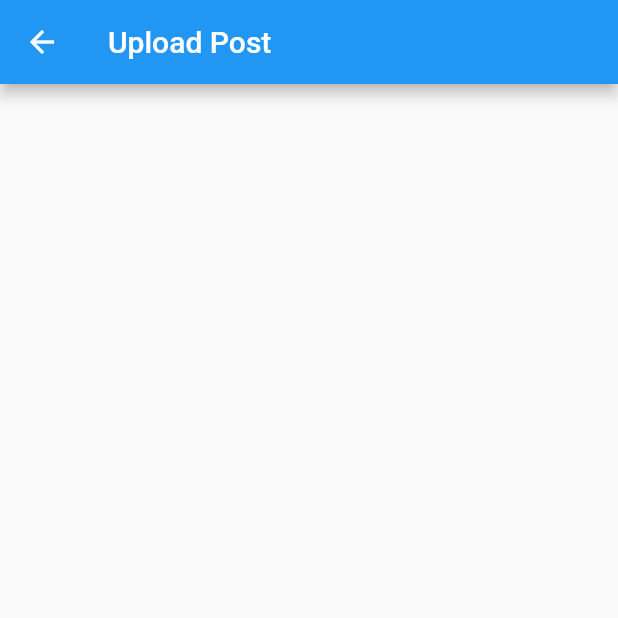
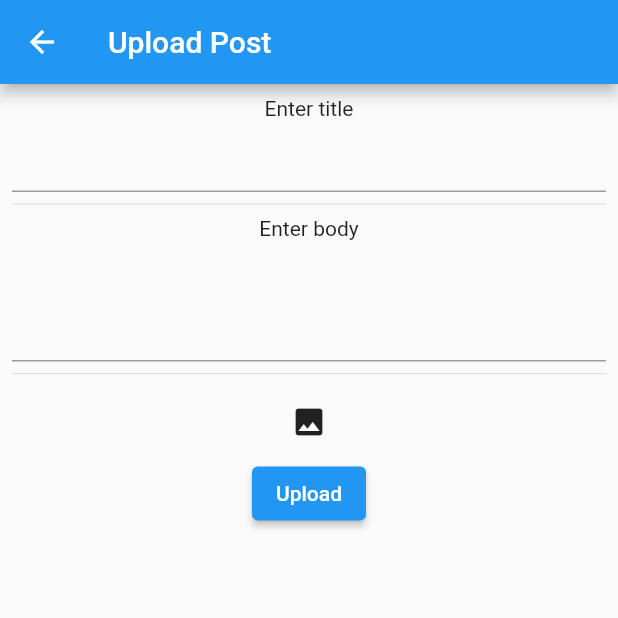
Before and after one commit to rubywai/Flutter-Blog-Example, a Flutter app: the UploadScreen screen opened directly, on a phone screen of 412 x 824 dp, the top half of it. Run offline on Flutter 3.47's test engine with Material 2 defaults, Android fonts, the phone set to English and light mode, and no system bars; our stand-ins replace dio, get, image_picker, shimmer; network calls fail.

Commit message:
upload done

```diff
--- a/lib/controller/post_list_controller.dart
+++ b/lib/controller/post_list_controller.dart
@@ -20,6 +20,7 @@ class PostListController extends GetxController{
        postListState.value = PostListSuccess(postLists);
      })
      .catchError((e){
+       print(e.toString());
        postListState.value = PostListError();
      });
   }
--- /dev/null
+++ b/lib/controller/upload_controller.dart
@@ -0,0 +1,27 @@
+import 'package:flutter_rest_api_blog/data/api_service/post_api_service.dart';
+import 'package:flutter_rest_api_blog/data/model/upload_response.dart';
+import 'package:get/get.dart';
+import 'package:dio/dio.dart' as d;
+
+class UploadController extends GetxController{
+  PostApiService _postApiService = Get.find();
+  Rx<UploadState> uploadState = UploadState().obs;
+  void upload({required String title,required String body,required d.FormData? photo}){
+    uploadState.value = UploadLoading();
+    _postApiService.uploadPost(title: title, body: body, photo: photo)
+     .then((uploadResponse) {
+       uploadState.value = UploadSuccess(uploadResponse);
+     }).catchError((e){
+       uploadState.value = UploadError();
+     });
+  }
+
+}
+class UploadState{}
+class UploadLoading extends UploadState{}
+class UploadSuccess extends UploadState{
+  final UploadRespose uploadRespose;
+
+  UploadSuccess(this.uploadRespose);
+}
+class UploadError extends UploadState{}
--- a/lib/data/api_service/post_api_service.dart
+++ b/lib/data/api_service/post_api_service.dart
@@ -1,6 +1,7 @@
 import 'package:flutter_rest_api_blog/data/model/blog_post.dart';
 import 'package:flutter_rest_api_blog/data/model/post_list_model.dart';
 import 'package:dio/dio.dart';
+import 'package:flutter_rest_api_blog/data/model/upload_response.dart';
 class PostApiService{
   static const baseUrl = 'https://rubylearner.herokuapp.com';
   Dio _dio = Dio();
@@ -19,4 +20,9 @@ class PostApiService{
     }).toList();
 
   }
+  Future<UploadRespose> uploadPost({required String title,required String body,required FormData? photo}) async{
+    var result = await _dio.post('$baseUrl/post?title=$title&body=$body',data: photo);
+    UploadRespose uploadRespose = UploadRespose.fromJson(result.data);
+    return uploadRespose;
+  }
 }
--- a/lib/data/model/post_list_model.dart
+++ b/lib/data/model/post_list_model.dart
@@ -7,7 +7,7 @@ class PostListModel{
  }
  factory PostListModel.fromJson(Map<String,dynamic> json){
    int? _id = json['id'];
-   String _title = json['title'];
+   String? _title = json['title'];
    return PostListModel(id: _id,title: _title);
  }
 }
--- /dev/null
+++ b/lib/data/model/upload_response.dart
@@ -0,0 +1,15 @@
+class UploadRespose {
+  String? result;
+
+  UploadRespose({this.result});
+
+  UploadRespose.fromJson(Map<String, dynamic> json) {
+    result = json['result'];
+  }
+
+  Map<String, dynamic> toJson() {
+    final Map<String, dynamic> data = new Map<String, dynamic>();
+    data['result'] = this.result;
+    return data;
+  }
+}
--- a/lib/screen/upload_screen.dart
+++ b/lib/screen/upload_screen.dart
@@ -1,4 +1,10 @@
+import 'dart:io';
+
+import 'package:dio/dio.dart' as d;
 import 'package:flutter/material.dart';
+import 'package:flutter_rest_api_blog/controller/upload_controller.dart';
+import 'package:get/get.dart';
+import 'package:image_picker/image_picker.dart';
 
 class UploadScreen extends StatefulWidget {
   const UploadScreen({ Key? key }) : super(key: key);
@@ -8,12 +14,97 @@ class UploadScreen extends StatefulWidget {
 }
 
 class _UploadScreenState extends State<UploadScreen> {
+  final UploadController _uploadController = Get.put(UploadController());
+  final GlobalKey<FormState> _key = GlobalKey();
+  final ImagePicker _picker = ImagePicker();
+  File? _image;
+  String? _title,_body;
   @override
   Widget build(BuildContext context) {
     return Scaffold(
       appBar: AppBar(
         title: Text('Upload Post'),
       ),
+      body: Obx((){
+       UploadState uploadState = _uploadController.uploadState.value;
+       if(uploadState is UploadLoading){
+         return Center(child: CircularProgressIndicator(),);
+       }
+       else if(uploadState is UploadError){
+         return Center(child: Text('Something wrong'),);
+       }
+       else if(uploadState is UploadSuccess){
+         return Center(child: Text(uploadState.uploadRespose.result ?? ''),);
+       }
+       return Form(
+         key: _key,
+         child: Padding(
+           padding: const EdgeInsets.all(8.0),
+           child: Column(
+             children: [
+               Text('Enter title'),
+               TextFormField(
+                 onSaved: (title){
+                   _title = title;
+                 },
+                 validator: (title){
+                   if(title == null || title.isEmpty){
+                     return 'Enter title';
+                   }
+                 },
+               ),
+               Divider(),
+                Text('Enter body'),
+               TextFormField(
+                 maxLines: 5,
+                 minLines: 3,
+                 onSaved: (body){
+                   _body = body;
+                 },
+                 validator: (body){
+                   if(body == null || body.isEmpty){
+                     return 'Enter Body';
+                   }
+                 },
+
+
+               ),
+               Divider(),
+               IconButton(onPressed: () async{
+                  final XFile? image = await _picker.pickImage(source: ImageSource.gallery);
+                  if(image != null){
+                    setState(() {
+                       _image = File(image.path);
+                    });
+
+                  }
+               }, icon: Icon(Icons.photo)),
+               (_image == null) ? SizedBox() :
+               Image.file(_image!,height: 200,),
+               ElevatedButton(onPressed: () async{
+
+                 d.MultipartFile? multipartFile ;
+                 d.FormData? formData;
+                 if(_image != null){
+                   multipartFile = await d.MultipartFile.fromFile(_image!.path,filename: 'image.png');
+                 }
+                 _key.currentState?.save();
+                 if(_key.currentState != null && _key.currentState!.validate() ){
+                   if(multipartFile != null) {
+                      formData = d.FormData.fromMap({
+                      'photo' : multipartFile
+                    });
+                   }
+                   _uploadController.upload(title: _title ?? '', body: _body ?? '', photo: formData);
+                 }
+
+               }, child: Text('Upload'))
+
+             ],
+           ),
+         ),
+       );
+      }),
 
     );
   }
--- a/lib/widget/post_list.dart
+++ b/lib/widget/post_list.dart
@@ -1,6 +1,7 @@
 import 'package:flutter/material.dart';
+import 'package:flutter_rest_api_blog/data/model/blog_post.dart';
 import 'package:flutter_rest_api_blog/data/model/post_list_model.dart';
-import 'package:flutter_rest_api_blog/screen/blog_post.dart';
+import 'package:flutter_rest_api_blog/screen/blog_post_detail.dart';
 import 'package:get/get.dart';
 
 class PostListWidget extends StatelessWidget {
@@ -14,7 +15,7 @@ class PostListWidget extends StatelessWidget {
         itemBuilder: (context, index) {
           return InkWell(
             onTap: (){
-              Get.to(BlogPostScreen(id: posts[index].id ?? 1));
+              Get.to(BlogPostScreen(id: posts[index].id ?? 0,title: posts[index].title ?? '',));
             },
             child: Card(
                 child: Padding(
--- a/pubspec.yaml
+++ b/pubspec.yaml
@@ -37,6 +37,7 @@ dependencies:
   dio: ^4.0.4
   get: ^4.6.1
   shimmer: ^2.0.0
+  image_picker: ^0.8.4+11
 
 dev_dependencies:
   flutter_test:
```
Also changed, not shown: lib/screen/blog_post.dart (deleted, +0 -86 lines), lib/screen/blog_post_detail.dart (added, +97 -0 lines), pubspec.lock, 10 other files.
